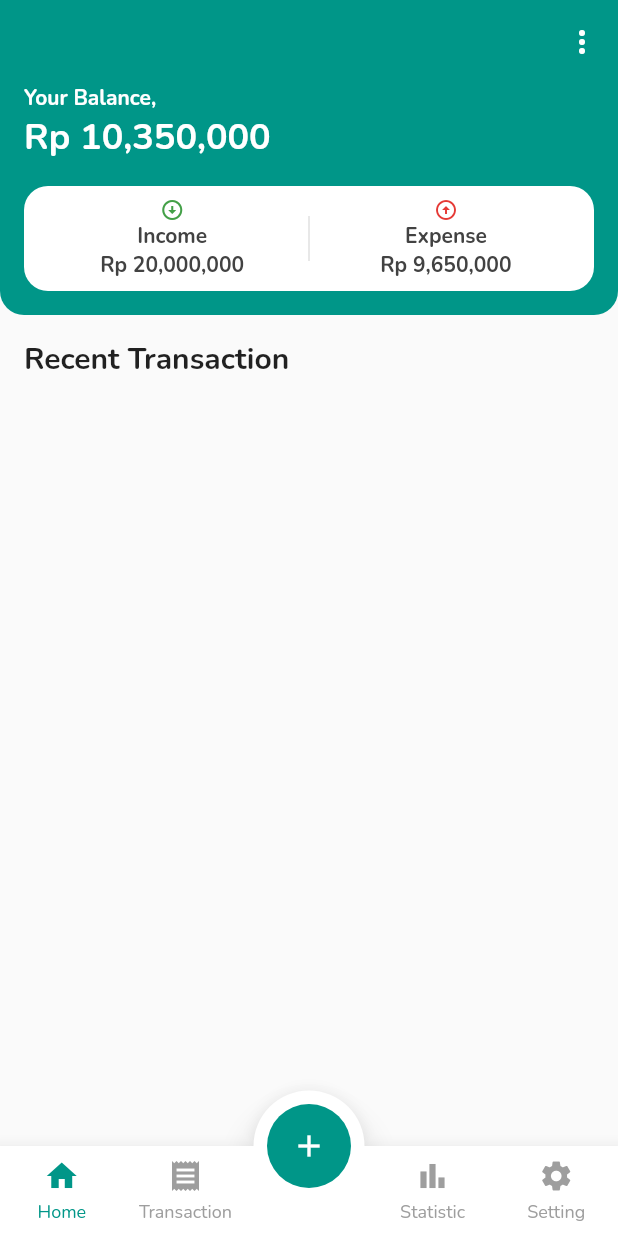
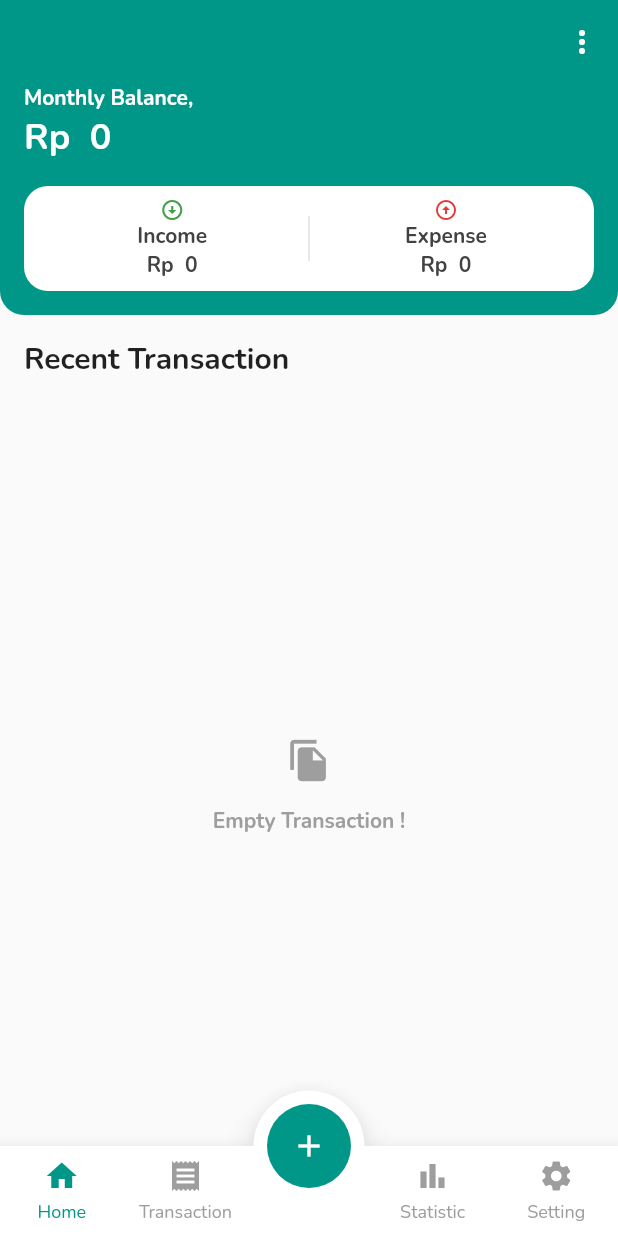
Before and after one commit to ardmgtm/bit_finance, a Flutter app: the screen it shows after launch, on a phone screen of 412 x 824 dp. Run offline on Flutter 3.47's test engine with Material 2 defaults, Android fonts, the phone set to English and light mode, and no system bars; our stand-ins replace currency_text_input_formatter, dartz, freezed_annotation, get, get_it, google_fonts and 2 more; accounts and stored records are empty.

Commit message:
modify home page

```diff
--- /dev/null
+++ b/lib/application/controller/get_transaction_controller.dart
@@ -0,0 +1,48 @@
+import 'package:get/get.dart';
+import 'package:injectable/injectable.dart';
+
+import '../../domain/entity/transaction/transaction.dart';
+import '../../domain/repository/transaction_repository.dart';
+
+@injectable
+class GetTransactionController extends GetxController {
+  final TransactionRepository repository;
+  RxBool isError = false.obs;
+  RxBool isLoading = false.obs;
+
+  RxList<Transaction> recentTransactions = RxList.empty();
+  RxList<Transaction> transactions = RxList.empty();
+  RxDouble balance = 0.0.obs;
+  RxDouble income = 0.0.obs;
+  RxDouble expense = 0.0.obs;
+
+  GetTransactionController(this.repository);
+
+  get isEmpty => recentTransactions.isEmpty;
+
+  _error() {
+    isError.value = true;
+    recentTransactions.value = RxList.empty();
+  }
+
+  getMonthlyTransaction(int month, int year) async {
+    isLoading.value = true;
+    var res = await repository.getMonthlyTransactions(month, year);
+    res.fold(
+      (items) {
+        isError.value = false;
+        recentTransactions.value =
+            items.length > 3 ? items.sublist(0, 3) : items;
+        expense.value = items
+            .where((trx) => trx.type == 0)
+            .fold(0, (sum, trx) => sum + trx.nominal);
+        income.value = items
+            .where((trx) => trx.type == 1)
+            .fold(0, (sum, trx) => sum + trx.nominal);
+        balance.value = income.value - expense.value;
+      },
+      (failure) => _error(),
+    );
+    isLoading.value = false;
+  }
+}
--- a/lib/application/controller/home_controller.dart
+++ /dev/null
@@ -1,36 +0,0 @@
-import 'package:get/get.dart';
-import 'package:injectable/injectable.dart';
-
-import '../../domain/entity/transaction/transaction.dart';
-import '../../domain/repository/transaction_repository.dart';
-
-@injectable
-class HomeController extends GetxController {
-  final TransactionRepository repository;
-
-  RxList<Transaction> transactions = RxList.empty();
-  RxBool isError = false.obs;
-  RxBool isLoading = false.obs;
-
-  HomeController(this.repository);
-
-  get isEmpty => transactions.isEmpty;
-
-  _error() {
-    isError.value = true;
-    transactions.value = RxList.empty();
-  }
-
-  getRecentTransaction() async {
-    isLoading.value = true;
-    var res = await repository.getRecentTransactions();
-    res.fold(
-      (items) {
-        isError.value = false;
-        transactions.value = items;
-      },
-      (failure) => _error(),
-    );
-    isLoading.value = false;
-  }
-}
--- a/lib/domain/repository/transaction_repository.dart
+++ b/lib/domain/repository/transaction_repository.dart
@@ -7,5 +7,8 @@ abstract class TransactionRepository {
   Future<Either<Transaction, TransactionFailure>> createTransaction(
     Transaction transaction,
   );
-  Future<Either<List<Transaction>, TransactionFailure>> getRecentTransactions();
+  Future<Either<List<Transaction>, TransactionFailure>> getMonthlyTransactions(
+    int month,
+    int year,
+  );
 }
--- a/lib/infrastructure/repository/transaction_repository_impl.dart
+++ b/lib/infrastructure/repository/transaction_repository_impl.dart
@@ -25,10 +25,10 @@ class TransactionRepositoryImpl implements TransactionRepository {
   }
 
   @override
-  Future<Either<List<Transaction>, TransactionFailure>>
-      getRecentTransactions() async {
+  Future<Either<List<Transaction>, TransactionFailure>> getMonthlyTransactions(
+      int month, int year) async {
     try {
-      var res = await dataSource.getRecentTransaction();
+      var res = await dataSource.getMonthlyTransaction(month, year);
       return Left(res);
     } catch (e) {
       return const Right(TransactionFailure.unexpected());
--- a/lib/presentation/page/home_page.dart
+++ b/lib/presentation/page/home_page.dart
@@ -1,20 +1,21 @@
+import 'package:bit_finance/application/helper/currency_formatter.dart';
 import 'package:flutter/material.dart';
 import 'package:flutter/services.dart';
 import 'package:get/get.dart';
 
 import '../../application/constants/routes.dart';
-import '../../application/controller/home_controller.dart';
+import '../../application/controller/get_transaction_controller.dart';
 import '../../injection.dart';
 import '../widget/widget.dart';
 
-class HomePage extends GetView<HomeController> {
+class HomePage extends StatelessWidget {
   const HomePage({Key? key}) : super(key: key);
 
   @override
   Widget build(BuildContext context) {
-    final c = Get.put(getIt<HomeController>());
+    final c = Get.put(getIt<GetTransactionController>());
     TextTheme textTheme = Theme.of(context).textTheme;
-    c.getRecentTransaction();
+    c.getMonthlyTransaction(DateTime.now().month, DateTime.now().year);
 
     return Scaffold(
       appBar: AppBar(
@@ -43,17 +44,19 @@ class HomePage extends GetView<HomeController> {
                 crossAxisAlignment: CrossAxisAlignment.start,
                 children: [
                   Text(
-                    "Your Balance,",
+                    "Monthly Balance,",
                     style: textTheme.bodyText1!.copyWith(
                       color: Colors.white,
                       fontWeight: FontWeight.bold,
                     ),
                   ),
-                  Text(
-                    "Rp 10,350,000",
+                  Obx(
+                    () => Text(
+                      CurrencyFormatter.format(c.balance.value),
                       style: textTheme.headline5!.copyWith(
                         color: Colors.white,
                         fontWeight: FontWeight.bold,
+                      ),
                     ),
                   ),
                   const SizedBox(height: 16),
@@ -81,11 +84,13 @@ class HomePage extends GetView<HomeController> {
                                     fontWeight: FontWeight.bold,
                                   ),
                                 ),
-                                Text(
-                                  "Rp 20,000,000",
+                                Obx(
+                                  () => Text(
+                                    CurrencyFormatter.format(c.income.value),
                                     style: textTheme.bodyText1!.copyWith(
                                       color: Colors.grey[800],
                                       fontWeight: FontWeight.bold,
+                                    ),
                                   ),
                                 ),
                               ],
@@ -111,11 +116,13 @@ class HomePage extends GetView<HomeController> {
                                     fontWeight: FontWeight.bold,
                                   ),
                                 ),
-                                Text(
-                                  "Rp 9,650,000",
+                                Obx(
+                                  () => Text(
+                                    CurrencyFormatter.format(c.expense.value),
                                     style: textTheme.bodyText1!.copyWith(
                                       color: Colors.grey[800],
                                       fontWeight: FontWeight.bold,
+                                    ),
                                   ),
                                 ),
                               ],
@@ -146,12 +153,37 @@ class HomePage extends GetView<HomeController> {
                       child: CircularProgressIndicator(),
                     ),
                   )
+                : c.recentTransactions.isEmpty
+                    ? Expanded(
+                        child: Center(
+                        child: Column(
+                          mainAxisAlignment: MainAxisAlignment.center,
+                          children: const [
+                            Padding(
+                              padding: EdgeInsets.all(16),
+                              child: Icon(
+                                Icons.file_copy,
+                                color: Colors.grey,
+                                size: 30,
+                              ),
+                            ),
+                            Text(
+                              "Empty Transaction !",
+                              style: TextStyle(
+                                color: Colors.grey,
+                                fontWeight: FontWeight.bold,
+                              ),
+                            ),
+                          ],
+                        ),
+                      ))
                     : Expanded(
                         child: ListView.separated(
-                      itemCount: c.transactions.length,
-                      separatorBuilder: (_, i) => const SizedBox(height: 16),
-                      itemBuilder: (context, i) =>
-                          TransactionCard(transaction: c.transactions[i]),
+                          itemCount: c.recentTransactions.length,
+                          separatorBuilder: (_, i) =>
+                              const SizedBox(height: 16),
+                          itemBuilder: (context, i) => TransactionCard(
+                              transaction: c.recentTransactions[i]),
                         ),
                       ),
           ),
@@ -160,7 +192,8 @@ class HomePage extends GetView<HomeController> {
       floatingActionButton: FloatingActionButton(
         onPressed: () {
           Get.toNamed(BitFinanceRoutes.addTransaction)?.then(
-            (value) => c.getRecentTransaction(),
+            (value) => c.getMonthlyTransaction(
+                DateTime.now().month, DateTime.now().year),
           );
         },
         elevation: 0,
--- a/pubspec.yaml
+++ b/pubspec.yaml
@@ -48,6 +48,7 @@ dev_dependencies:
   flutter_test:
     sdk: flutter
   freezed: ^1.1.1
+  mockito: ^5.1.0
   json_serializable: ^6.1.5
 
 # For information on the generic Dart part of this file, see the
```
Also changed, not shown: lib/infrastructure/local_data_source/transaction/transaction_local_data_source.dart (+5 -3 lines), lib/injection.config.dart, pubspec.lock, 3 other files. Lines whose indentation alone changed are shown as unchanged.
